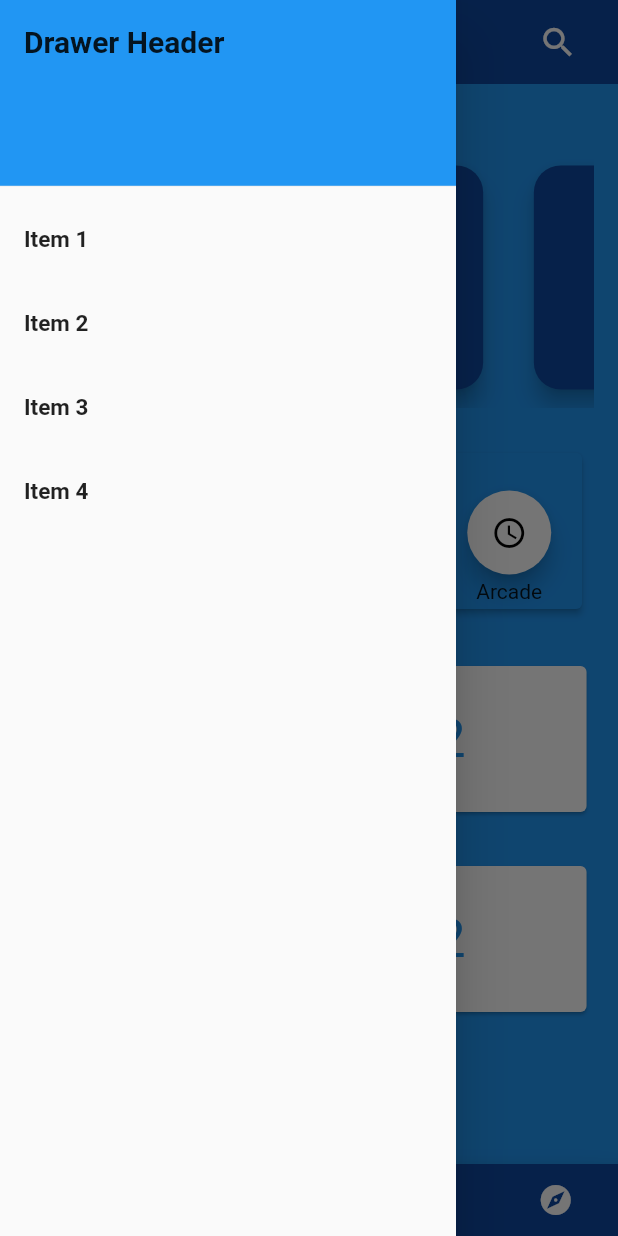
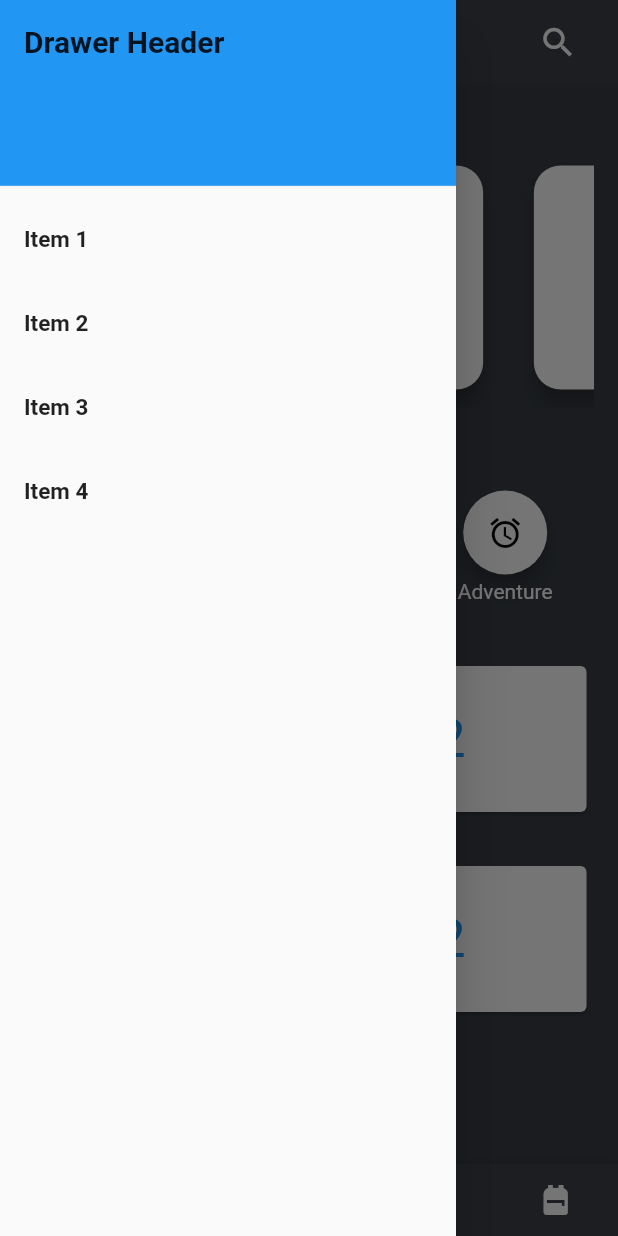
Before and after one commit to Chiragga24/gaming, a Flutter app: the MyHomePage screen opened directly, with the side drawer open, on a phone screen of 412 x 824 dp. Run offline on Flutter 3.47's test engine with Material 2 defaults, Android fonts, the phone set to English and light mode, and no system bars.

Commit message:
optimisation and colour scheme changes

```diff
--- /dev/null
+++ b/lib/drawer.dart
@@ -0,0 +1,43 @@
+import 'package:flutter/material.dart';
+
+class mainDrawer extends StatelessWidget {
+  const mainDrawer({
+    Key key,
+  }) : super(key: key);
+
+  @override
+  Widget build(BuildContext context) {
+    return Drawer(
+      child: ListView(
+        padding: EdgeInsets.zero,
+        children: <Widget>[
+          Container(
+            height: MediaQuery.of(context).size.height*0.16,
+            child: DrawerHeader(
+              child: Text('Drawer Header', style: TextStyle(fontSize: 20, fontWeight: FontWeight.bold),),
+              decoration: BoxDecoration(
+                color: Colors.blue,
+              ),
+            ),
+          ),
+          ListTile(
+            title: Text('Item 1', style: TextStyle(fontSize: 15, fontWeight: FontWeight.bold),),
+            onTap: () {},
+          ),
+          ListTile(
+            title: Text('Item 2',style: TextStyle(fontSize: 15, fontWeight: FontWeight.bold),),
+            onTap: () {},
+          ),
+          ListTile(
+            title: Text('Item 3',style: TextStyle(fontSize: 15, fontWeight: FontWeight.bold),),
+            onTap: () {},
+          ),
+          ListTile(
+            title: Text('Item 4',style: TextStyle(fontSize: 15, fontWeight: FontWeight.bold),),
+            onTap: () {},
+          ),
+        ],
+      ),
+    );
+  }
+}
--- a/lib/main.dart
+++ b/lib/main.dart
@@ -1,6 +1,7 @@
 import 'package:flutter/material.dart';
 import 'package:gaming/splashscreen.dart';
 import 'search.dart';
+import 'drawer.dart';
 
 
 void main() {
@@ -13,9 +14,9 @@ class MyApp extends StatelessWidget {
   Widget build(BuildContext context) {
     return MaterialApp(
       title: 'Flutter Demo',
-      theme: ThemeData(
-        primarySwatch: Colors.blue,
-      ),
+      // theme: ThemeData(
+      //   primarySwatch: Color(int.parse("0xff7CEA9C"))
+      // ),
       debugShowCheckedModeBanner: false,
       home: SplashScreen(),
     );
@@ -43,39 +44,23 @@ class _MyHomePageState extends State<MyHomePage> {
   @override
   Widget build(BuildContext context) {
     return Scaffold(
-      backgroundColor: Colors.blue,
+      backgroundColor: Color.fromRGBO(57, 62, 70, 10),
       bottomNavigationBar: new BottomAppBar(
-        color: Colors.blue[900],
+        color: Color.fromRGBO(60, 65, 75, 10),
         child: new Row(
           mainAxisSize: MainAxisSize.max,
           mainAxisAlignment: MainAxisAlignment.spaceAround,
           children: <Widget>[
-            IconButton(
-              onPressed: () {},
-              icon: Icon(Icons.backpack),
-              color: Colors.white,
-            ),
+            bottomNavigationBarButtons(Icons.shopping_cart),
             Padding(
               padding: const EdgeInsets.only(right: 40.0),
-              child: IconButton(
-                onPressed: () {},
-                icon: Icon(Icons.shopping_cart),
-                color: Colors.white,
-              ),
+              child: bottomNavigationBarButtons(Icons.message),
             ),
             Padding(
               padding: const EdgeInsets.only(left: 40.0),
-              child: IconButton(
-                onPressed: () {},
-                icon: Icon(Icons.admin_panel_settings_rounded),
-                color: Colors.white,
-              ),
+              child: bottomNavigationBarButtons(Icons.person),
             ),
-            IconButton(
-              onPressed: () {},
-              icon: Icon(Icons.explore),
-              color: Colors.white,
-            ),
+        bottomNavigationBarButtons(Icons.backpack),
           ],
         ),
         shape: CircularNotchedRectangle(),
@@ -85,50 +70,19 @@ class _MyHomePageState extends State<MyHomePage> {
         width: 70,
         child: new FloatingActionButton(
           heroTag: "btn5",
-          backgroundColor: Colors.purple,
+          backgroundColor: Colors.white,
           onPressed: () {},
-          child: Icon(Icons.person),
+          child: Icon(Icons.home, color: Colors.black),
         ),
       ),
       floatingActionButtonLocation: FloatingActionButtonLocation.centerDocked,
 
-      drawer: Drawer(
-        child: ListView(
-          padding: EdgeInsets.zero,
-          children: <Widget>[
-            Container(
-              height: MediaQuery.of(context).size.height*0.16,
-              child: DrawerHeader(
-                child: Text('Drawer Header', style: TextStyle(fontSize: 20, fontWeight: FontWeight.bold),),
-                decoration: BoxDecoration(
-                  color: Colors.blue,
-                ),
-              ),
-            ),
-            ListTile(
-              title: Text('Item 1', style: TextStyle(fontSize: 15, fontWeight: FontWeight.bold),),
-              onTap: () {},
-            ),
-            ListTile(
-              title: Text('Item 2',style: TextStyle(fontSize: 15, fontWeight: FontWeight.bold),),
-              onTap: () {},
-            ),
-            ListTile(
-              title: Text('Item 3',style: TextStyle(fontSize: 15, fontWeight: FontWeight.bold),),
-              onTap: () {},
-            ),
-            ListTile(
-              title: Text('Item 4',style: TextStyle(fontSize: 15, fontWeight: FontWeight.bold),),
-              onTap: () {},
-            ),
-          ],
-        ),
-      ),
+      drawer: mainDrawer(),
       appBar: AppBar(
         elevation: 0.0,
         centerTitle: true,
         title: Text(widget.title),
-        backgroundColor: Colors.blue[900],
+        backgroundColor: Color.fromRGBO(60, 65, 75, 10),
         actions: [
           Padding(
             padding:
@@ -153,7 +107,7 @@ class _MyHomePageState extends State<MyHomePage> {
                   padding: const EdgeInsets.fromLTRB(24.0,8.0,0.0,0.0),
                   child: Row(
                             mainAxisAlignment: MainAxisAlignment.start,
-                            children: [ Text("POPULAR THIS WEEK", style: TextStyle(fontWeight: FontWeight.bold, fontSize: 15, ),)]),
+                            children: [ Text("POPULAR THIS WEEK", style: TextStyle(fontWeight: FontWeight.bold, fontSize: 15, color: Colors.white),)]),
                 ),
                 Container(
                   padding: EdgeInsets.symmetric(horizontal: 16.0, vertical: 16.0),
@@ -169,7 +123,7 @@ class _MyHomePageState extends State<MyHomePage> {
                             return Transform.scale(
                               scale: i == _index ? 1 : 0.9,
                               child: Card(
-                                color: Colors.blue[900],
+                                color: Colors.white,
                                 elevation: 6,
                                 shape: RoundedRectangleBorder(borderRadius: BorderRadius.circular(20)),
                                 child: Center(
@@ -191,8 +145,8 @@ class _MyHomePageState extends State<MyHomePage> {
             Padding(
               padding: const EdgeInsets.symmetric(horizontal: 20.0,vertical: 10.0),
               child: Card(
-                elevation: 2.0,
-                color: Colors.blue,
+                elevation: 0,
+                color: Color.fromRGBO(57, 62, 70, 10),
                 child: Padding(
                   padding: const EdgeInsets.all(4.0),
                   child: Column(
@@ -200,74 +154,17 @@ class _MyHomePageState extends State<MyHomePage> {
                     children: [
                       Row(
                           mainAxisAlignment: MainAxisAlignment.start,
-                          children: [ Text("CATEGORIES", style: TextStyle(fontWeight: FontWeight.bold, fontSize: 15, ),)]),
+                          children: [ Text("CATEGORIES", style: TextStyle(fontWeight: FontWeight.bold, fontSize: 15, color: Colors.white ),)]),
                       SizedBox(
                         height: 3.0,
                       ),
                       Row(
                         mainAxisAlignment: MainAxisAlignment.spaceAround,
-                        children: [
-
-                          Column(
-                              mainAxisAlignment: MainAxisAlignment.center,
-                              children: [
-                                new FloatingActionButton(
-                                  heroTag: "btn1",
-                                  backgroundColor: Colors.white,
-                                  onPressed: () {},
-                                  child: Icon(Icons.access_time, color: Colors.black,),
-                                ),
-                                SizedBox(
-                                  height: 3,
-                                ),
-                                Text("Arcade")
-                              ]
-                          ),
-                          Column(
-                              mainAxisAlignment: MainAxisAlignment.center,
-                              children: [
-                                new FloatingActionButton(
-                                  heroTag: "btn2",
-                                  backgroundColor: Colors.white,
-                                  onPressed: () {},
-                                  child: Icon(Icons.access_time, color: Colors.black),
-                                ),
-                                SizedBox(
-                                  height: 3,
-                                ),
-                                Text("Arcade")
-                              ]
-                          ),
-                          Column(
-                              mainAxisAlignment: MainAxisAlignment.center,
-                              children: [
-                                new FloatingActionButton(
-                                  heroTag: "btn3",
-                                  backgroundColor: Colors.white,
-                                  onPressed: () {},
-                                  child: Icon(Icons.access_time, color: Colors.black),
-                                ),
-                                SizedBox(
-                                  height: 3,
-                                ),
-                                Text("Arcade")
-                              ]
-                          ),
-                          Column(
-                              mainAxisAlignment: MainAxisAlignment.center,
-                              children: [
-                                new FloatingActionButton(
-                                  heroTag: "btn4",
-                                  backgroundColor: Colors.white,
-                                  onPressed: () {},
-                                  child: Icon(Icons.access_time, color: Colors.black),
-                                ),
-                                SizedBox(
-                                  height: 3,
-                                ),
-                                Text("Arcade")
-                              ]
-                          ),
+                        children: <Widget>[
+                          categoryWidget("Arcade", (Icons.alarm), "btn1"),
+                          categoryWidget("Mystery", (Icons.alarm), "btn2"),
+                          categoryWidget("Puzzle", (Icons.alarm), "btn3"),
+                          categoryWidget("Adventure",(Icons.alarm), "btn4"),
                         ],
                       ),
                     ]
@@ -283,7 +180,7 @@ class _MyHomePageState extends State<MyHomePage> {
                   child: Row(
                     mainAxisAlignment: MainAxisAlignment.start,
                   children: [
-                    Text("New Releases", style: TextStyle(fontWeight: FontWeight.bold, fontSize: 15),)
+                    Text("New Releases", style: TextStyle(fontWeight: FontWeight.bold, fontSize: 15, color: Colors.white),)
                   ],),
                 ),
                 Container(
@@ -319,7 +216,7 @@ class _MyHomePageState extends State<MyHomePage> {
                     child: Row(
                       mainAxisAlignment: MainAxisAlignment.start,
                       children: [
-                        Text("Recommended For You", style: TextStyle(fontWeight: FontWeight.bold, fontSize: 15),)
+                        Text("Recommended For You", style: TextStyle(fontWeight: FontWeight.bold, fontSize: 15, color: Colors.white),)
                       ],),
                   ),
                   Container(
@@ -353,3 +250,42 @@ class _MyHomePageState extends State<MyHomePage> {
     );
   }
 }
+
+class bottomNavigationBarButtons extends StatelessWidget {
+  final IconData iconWidget;
+  bottomNavigationBarButtons(this.iconWidget){}
+  @override
+  Widget build(BuildContext context) {
+    return IconButton(
+      onPressed: () {},
+      icon: Icon(iconWidget),
+      color: Colors.white,
+    );
+  }
+}
+
+
+class categoryWidget extends StatelessWidget {
+  final String text;
+  final IconData iconWidget;
+  final String tag;
+  categoryWidget(this.text, this.iconWidget, this.tag){}
+  @override
+  Widget build(BuildContext context) {
+    return Column(
+        mainAxisAlignment: MainAxisAlignment.center,
+        children: [
+          new FloatingActionButton(
+            heroTag: tag,
+            backgroundColor: Colors.white,
+            onPressed: () {},
+            child: Icon(iconWidget, color: Colors.black),
+          ),
+          SizedBox(
+            height: 3,
+          ),
+          Text(text, style: TextStyle(color: Colors.white),)
+        ]
+    );
+  }
+}
```
